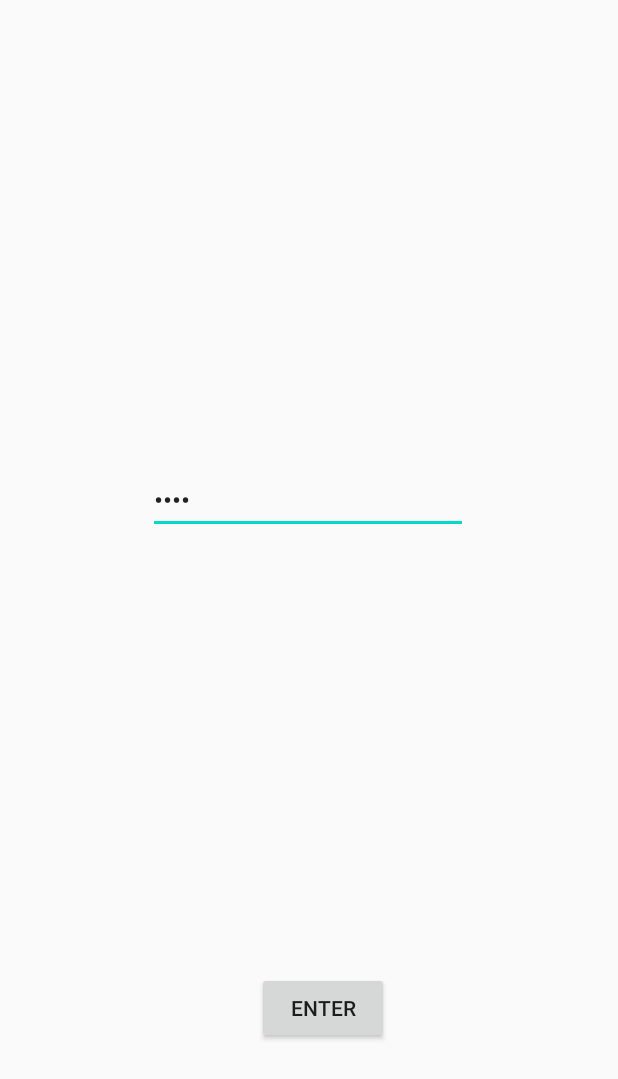
After one commit to omri30000/Volleyball-App, an Android app: the layout activity_zero.xml on its own in the app's theme, with its tools: preview values and no code run, on a phone screen of 412 x 824 dp. The commit adds this screen. Shown: the top 1079 px of the screen. Run offline under Robolectric (Android 15) with nearby library versions, the phone set to English and light mode, and no system bars.

Commit message:
moved objects

```diff
--- /dev/null
+++ b/VolleyBallClientAndroid/app/src/main/res/layout/activity_zero.xml
@@ -0,0 +1,33 @@
+<?xml version="1.0" encoding="utf-8"?>
+<androidx.constraintlayout.widget.ConstraintLayout
+    xmlns:android="http://schemas.android.com/apk/res/android"
+    xmlns:app="http://schemas.android.com/apk/res-auto"
+    xmlns:tools="http://schemas.android.com/tools"
+    android:layout_width="match_parent"
+    android:layout_height="match_parent">
+
+    <EditText
+        android:id="@+id/btnSendPass"
+        android:layout_width="wrap_content"
+        android:layout_height="wrap_content"
+        android:layout_marginBottom="292dp"
+        android:autofillHints=""
+        android:ems="10"
+        android:inputType="textPassword"
+        android:text="hint"
+        app:layout_constraintBottom_toTopOf="@+id/button2"
+        app:layout_constraintEnd_toEndOf="parent"
+        app:layout_constraintHorizontal_bias="0.497"
+        app:layout_constraintStart_toStartOf="parent" />
+
+    <Button
+        android:id="@+id/button2"
+        android:layout_width="wrap_content"
+        android:layout_height="wrap_content"
+        android:layout_marginBottom="128dp"
+        android:text="@string/btn_pass"
+        app:layout_constraintBottom_toBottomOf="parent"
+        app:layout_constraintEnd_toEndOf="parent"
+        app:layout_constraintHorizontal_bias="0.529"
+        app:layout_constraintStart_toStartOf="parent" />
+</androidx.constraintlayout.widget.ConstraintLayout>
--- a/VolleyBallClientAndroid/app/src/main/res/values/strings.xml
+++ b/VolleyBallClientAndroid/app/src/main/res/values/strings.xml
@@ -14,4 +14,5 @@
     <string name="first_name">first name</string>
     <string name="last_name">last name</string>
     <string name="btn_edit_my_data">Edit My Data</string>
+    <string name="btn_pass">Enter</string>
 </resources>
```
Also changed, not shown: VolleyBallClientAndroid/app/src/main/java/com/example/volleyballclient/ZeroActivity.java (added, +49 -0 lines), 1 other file.
